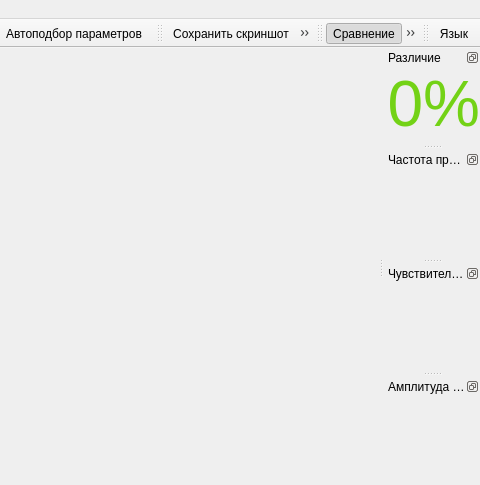
EPC-MSU/EPLab, file gui/mainwindow.ui: the form before one commit; both pictures show x 822 to 1302 and y 0 to 485 of the 1302 by 485 pixel window.
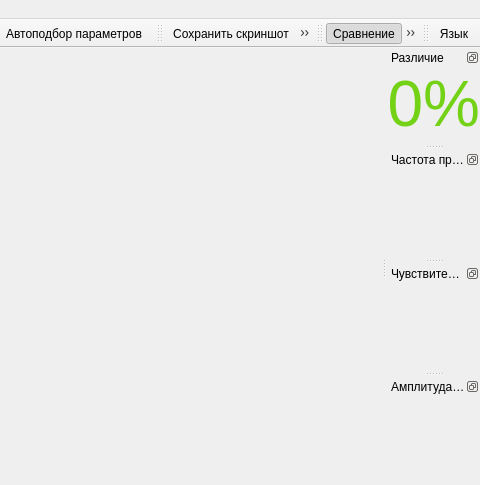
The form after the commit. Icons and pictures are not drawn.

Commit message: Adjusted the minimum width for score_label #128956

Patch:
```diff
--- a/gui/mainwindow.ui
+++ b/gui/mainwindow.ui
@@ -26,7 +26,7 @@
    </property>
    <property name="minimumSize">
     <size>
-     <width>96</width>
+     <width>60</width>
      <height>96</height>
     </size>
    </property>
```
The commit also changes 1 other file.
